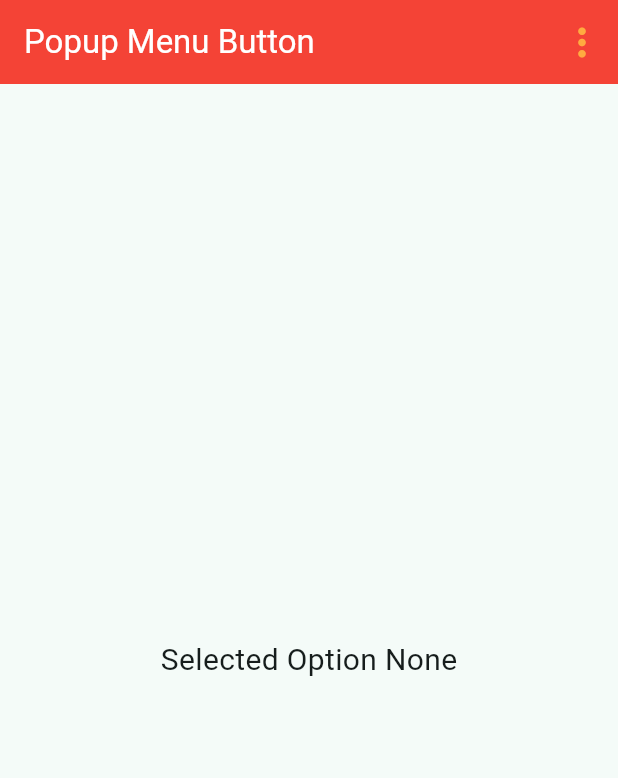
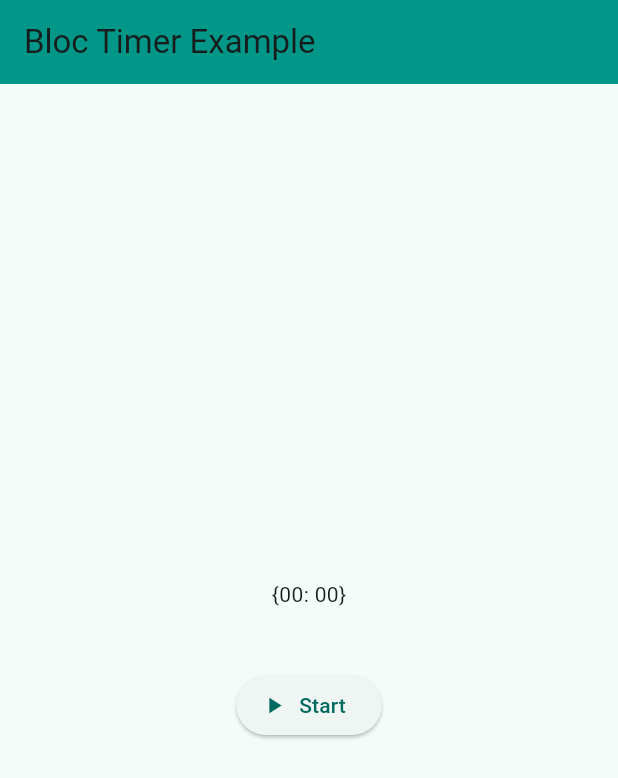
Before and after one commit to Babludhakad01/Flutter_widgets_learning, a Flutter app: the screen it shows after launch, on a phone screen of 412 x 824 dp. Shown: the top 778 px of the screen. Run offline on Flutter 3.47's test engine with Material 3 defaults, Android fonts, the phone set to English and light mode, and no system bars; our stand-ins replace bloc, equatable, flutter_bloc, flutter_switch, fluttertoast, image_picker and 1 more.

Commit message:
Updated Code

```diff
--- /dev/null
+++ b/lib/Timer/cubit/timer_cubit.dart
@@ -0,0 +1,37 @@
+import 'dart:async';
+
+import 'package:bloc/bloc.dart';
+import 'package:flutter_bloc/flutter_bloc.dart';
+
+import 'timer_state.dart';
+
+class TimerCubit extends Cubit<TimerState> {
+  TimerCubit() : super(const TimerInitial(0));
+
+  Timer? _timer;
+
+  void startTimer() {
+    if (state is TimerRunning) return;
+
+    emit(TimerRunning(state.seconds));
+    _timer = Timer.periodic(const Duration(seconds: 1), (timer) {
+      final newSeconds = state.seconds + 1;
+      emit(TimerRunning(newSeconds));
+    });
+  }
+
+  void stopTimer() {
+    _timer?.cancel();
+    emit(TimerStopped(state.seconds));
+  }
+
+  void resetTimer() {
+    _timer?.cancel();
+    emit(const TimerInitial(0));
+  }
+
+  Future<void> close() {
+    _timer?.cancel();
+    return super.close();
+  }
+}
--- /dev/null
+++ b/lib/Timer/cubit/timer_state.dart
@@ -0,0 +1,23 @@
+import 'package:equatable/equatable.dart';
+
+abstract class TimerState extends Equatable {
+  final int seconds;
+
+  const TimerState(this.seconds);
+
+  @override
+  // TODO: implement props
+  List<Object?> get props => [seconds];
+}
+
+class TimerInitial extends TimerState {
+  const TimerInitial(int seconds) : super(seconds);
+}
+
+class TimerRunning extends TimerState {
+  const TimerRunning(int seconds) : super(seconds);
+}
+
+class TimerStopped extends TimerState {
+  const TimerStopped(int seconds) : super(seconds);
+}
--- /dev/null
+++ b/lib/Timer/view/timer_display.dart
@@ -0,0 +1,18 @@
+import 'package:flutter/material.dart';
+
+class TimerDisplay extends StatelessWidget {
+  final int seconds;
+
+  const TimerDisplay({super.key, required this.seconds});
+
+  @override
+  Widget build(BuildContext context) {
+    final minutes = (seconds ~/ 60).toString().padLeft(2, '0');
+    final sec = (seconds % 60).toString().padLeft(2, '0');
+
+    return Text(
+      "{$minutes: $sec}",
+      // style: ,
+    );
+  }
+}
--- /dev/null
+++ b/lib/Timer/view/timer_page.dart
@@ -0,0 +1,48 @@
+import 'package:demo_project/Timer/view/timer_display.dart';
+import 'package:flutter/material.dart';
+import 'package:flutter_bloc/flutter_bloc.dart';
+
+import '../cubit/timer_cubit.dart';
+import '../cubit/timer_state.dart';
+
+class TimerPage extends StatelessWidget {
+  const TimerPage({super.key});
+
+  @override
+  Widget build(BuildContext context) {
+    final cubit = context.read<TimerCubit>();
+
+    return Scaffold(
+      appBar: AppBar(
+        title: const Text("Bloc Timer Example"),
+        backgroundColor: Colors.teal,
+      ),
+
+      body: Center(
+        child: BlocBuilder<TimerCubit,TimerState>(
+          buildWhen: (prev, curr) => prev.seconds != curr.seconds,
+
+          builder: (context, state) {
+            return Column(
+              mainAxisAlignment: MainAxisAlignment.center,
+              children: [
+                TimerDisplay(seconds: state.seconds),
+                const SizedBox(height: 40),
+                Row(
+                  mainAxisAlignment: MainAxisAlignment.center,
+                  children: [
+                    ElevatedButton.icon(
+                      icon: const Icon(Icons.play_arrow),
+                      label: const Text("Start"),
+                      onPressed: cubit.startTimer,
+                    ),
+                  ],
+                ),
+              ],
+            );
+          },
+        ),
+      ),
+    );
+  }
+}
--- a/lib/main.dart
+++ b/lib/main.dart
@@ -1,8 +1,7 @@
-import 'package:demo_project/switch_steeper_slider_popup_menu/StepperWidget.dart';
-import 'package:demo_project/switch_steeper_slider_popup_menu/popupMenu.dart';
-import 'package:demo_project/switch_steeper_slider_popup_menu/slideWidget.dart';
-import 'package:demo_project/switch_steeper_slider_popup_menu/switch.dart';
+import 'package:demo_project/Timer/cubit/timer_cubit.dart';
+import 'package:demo_project/Timer/view/timer_page.dart';
 import 'package:flutter/material.dart';
+import 'package:flutter_bloc/flutter_bloc.dart';
 
 void main() {
   runApp(const MyApp());
@@ -13,7 +12,9 @@ class MyApp extends StatelessWidget {
 
   @override
   Widget build(BuildContext context) {
-    return MaterialApp(
+    return MultiBlocProvider(
+      providers: [BlocProvider(create: (_) => TimerCubit())],
+      child: MaterialApp(
         title: "Flutter Learning",
         debugShowCheckedModeBanner: false,
         theme: ThemeData(
@@ -26,7 +27,11 @@ class MyApp extends StatelessWidget {
         // home: const SwitchWidgetPage(title: "Switch Page "),
         // home: const StepperWidget(title: "Stepper Widget "),
         // home: const SlideWidget(title: "Slider  Widget "),
-      home: const PopupMenuPage(title: "Popup Menu Button"),
+        // home: const PopupMenuPage(title: "Popup Menu Button"),
+        // home: const CounterBlocExample(),
+        // home: const CounterCubitExample(),
+        home: const TimerPage(),
+      ),
     );
   }
 }
--- a/pubspec.yaml
+++ b/pubspec.yaml
@@ -17,6 +17,10 @@ dependencies:
   image_picker: ^1.2.0
   flutter_switch: ^0.3.2
 
+  flutter_bloc: ^9.1.1
+  bloc: ^9.0.0
+  equatable: ^2.0.0
+
 dev_dependencies:
   flutter_test:
     sdk: flutter
```
Also changed, not shown: lib/Counter/counterBloc.dart (added, +13 -0 lines), lib/Counter/counterState.dart (added, +10 -0 lines), lib/Counter/counter_cubit.dart (added, +16 -0 lines), lib/Counter/counter_event.dart (added, +15 -0 lines), lib/Counter/counter_state.dart (added, +19 -0 lines), lib/Counter/view.dart (added, +46 -0 lines), lib/Counter/view_cubit.dart (added, +45 -0 lines), lib/login/state/login_state.dart (added, +24 -0 lines), lib/login/cubit/login_cubit.dart (added), pubspec.lock. Lines whose indentation alone changed are shown as unchanged.
